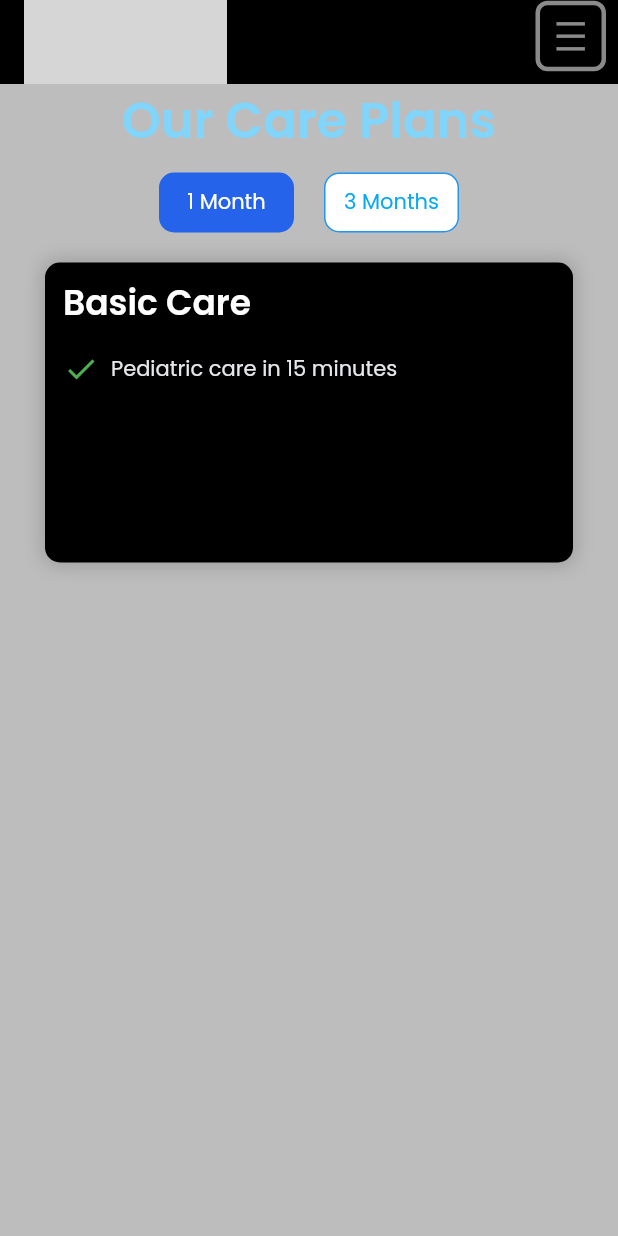
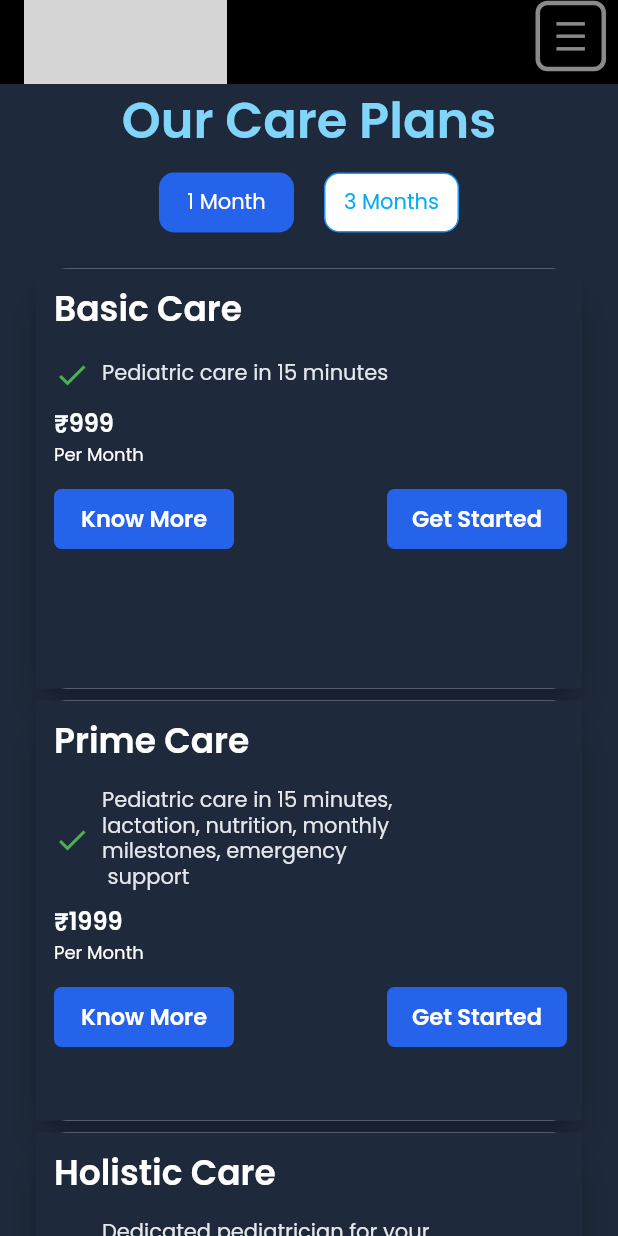
Before and after one commit to ayushgit2003/babynama, a Flutter app: the screen it shows after launch, on a phone screen of 412 x 824 dp. Run offline on Flutter 3.47's test engine with Material 2 defaults, Android fonts, the phone set to English and light mode, and no system bars; our stand-ins replace google_fonts; grey boxes are pictures that could not be loaded.

Commit message:
3 commit

```diff
--- a/lib/main.dart
+++ b/lib/main.dart
@@ -31,7 +31,7 @@ class _MyHomePageState extends State<MyHomePage> {
   @override
   Widget build(BuildContext context) {
     return Scaffold(
-      backgroundColor: Colors.black26,
+      backgroundColor: Color(0xff1e293b),
       appBar: AppBar(
         elevation: 0,
         backgroundColor: Colors.black,
@@ -128,9 +128,21 @@ class _MyHomePageState extends State<MyHomePage> {
           const SizedBox(
             height: 20,
           ),
-          const Column(
+           Column(
+             mainAxisAlignment: MainAxisAlignment.spaceAround,
             children: [
-               CarePlanDetails(),
+               CarePlanDetails(PackageName: "Basic Care",
+                 Price: "₹999",
+                 Description: "Pediatric care in 15 minutes",
+               ),
+              CarePlanDetails(PackageName: "Prime Care",
+                Price: "₹1999",
+                Description: "Pediatric care in 15 minutes,\nlactation, nutrition, monthly \nmilestones, emergency\n support",
+              ),
+              CarePlanDetails(PackageName: "Holistic Care",
+                Price: "₹3998",
+                Description: "Dedicated pediatrician for your\nbaby, personal care plan, Best\npossible baby care.",
+              ),
             ],
           )
       ]
--- a/lib/utils/CarePlanDetails.dart
+++ b/lib/utils/CarePlanDetails.dart
@@ -1,33 +1,49 @@
 import 'package:flutter/material.dart';
 import 'package:google_fonts/google_fonts.dart';
 
+import 'button1.dart';
+
 class CarePlanDetails extends StatelessWidget {
-  const CarePlanDetails({Key? key}) : super(key: key);
+  final String PackageName;
+  final String Price;
+  final String Description;
+
+
+  CarePlanDetails({
+    required this.PackageName,
+    required this.Price,
+    required this.Description,
+  });
 
   @override
   Widget build(BuildContext context) {
     return Padding(
-      padding: const EdgeInsets.symmetric(horizontal: 30),
+      padding: const EdgeInsets.symmetric(horizontal: 20),
+      child: Card(
+        elevation: 10,
+        shadowColor: Colors.black,
+        shape: RoundedRectangleBorder(
+          borderRadius: BorderRadius.circular(20.0),
+        ),
         child: Container(
-        height: 200,
+          height: 280,
           width: 400,
           decoration: BoxDecoration(
-            color: Colors.black,
-            boxShadow: [
-          BoxShadow(
-          blurRadius: 10.0,
-            spreadRadius: 2,
-            color: Colors.grey,
+            color: Color(0xff1e293b),
           ),
-        ] ,
-            borderRadius: BorderRadiusDirectional.circular(10)),
+          //     boxShadow: [
+          //   BoxShadow(
+          //     spreadRadius: 5, //spread radius
+          //     color: Colors.white24,
+          //   ),
+          // ] ,
           child: Padding(
-          padding: const EdgeInsets.only(top: 10.0, left: 12),
+            padding: const EdgeInsets.only(top: 10.0, left: 12,right: 10.0),
             child: Column(
               crossAxisAlignment: CrossAxisAlignment.start,
               children: [
                 Text(
-                "Basic Care",
+                  PackageName,
                   style: GoogleFonts.poppins(
                     color: Colors.white,
                     fontSize: 23,
@@ -46,18 +62,49 @@ class CarePlanDetails extends StatelessWidget {
                     const SizedBox(
                       width: 8,
                     ),
-                  Text("Pediatric care in 15 minutes",
+                    Text(Description,
                         style: GoogleFonts.poppins(
                           color: Color(0xffe5e7eb),
+                          height: 1.2,
                           fontSize: 14,
+                        ))
+                  ],
+                ),
+                const SizedBox(
+                  height: 8,
+                ),
+                Column(
+                  crossAxisAlignment: CrossAxisAlignment.start,
+                  children: [
+                    Text(
+                      Price,
+                      style: GoogleFonts.poppins(
+                          fontSize: 16,
+                          color: Colors.white,
+                          fontWeight: FontWeight.w600),
+                    ),
+                    Text(
+                      "Per Month",
+                      style: GoogleFonts.poppins(
+                          fontSize: 12, color: Color(0xffffffff)),
+                    ),
+                    const SizedBox(
+                      height: 14,
+                    ),
+                    Row(
+                      mainAxisAlignment: MainAxisAlignment.spaceBetween,
+                      children: [
+                        CommonButton(ButtonName:"Know More"),
+                        CommonButton(ButtonName: "Get Started"),
+                      ],
                     )
-                  ),
                   ],
                 ),
               ],
             ),
           ),
         ),
+      ),
     );
   }
 }
--- /dev/null
+++ b/lib/utils/button1.dart
@@ -0,0 +1,31 @@
+import 'package:flutter/material.dart';
+import 'package:google_fonts/google_fonts.dart';
+class CommonButton extends StatelessWidget {
+  final String ButtonName;
+
+  CommonButton({
+    required this.ButtonName,
+  });
+
+  @override
+  Widget build(BuildContext context) {
+    return   Container(
+      alignment: Alignment.center,
+      height: 40,
+      width: 120,
+      decoration: BoxDecoration(
+        color: const Color(0xff2563eb),
+        borderRadius: BorderRadius.circular(5),
+        // border: Border.all(color: Colors.lightBlue, width :1,)
+      ),
+      child: Text(
+        ButtonName,
+        style: GoogleFonts.poppins(
+          color: Colors.white,
+          fontSize: 15,
+          fontWeight: FontWeight.w600
+        ),
+      ),
+    );
+  }
+}
```
Lines whose indentation alone changed are shown as unchanged.
